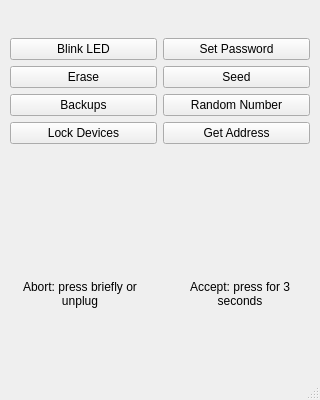
Old version of the form src/qt/ui/overview.ui in the repository jonasschnelli/dbb-app.
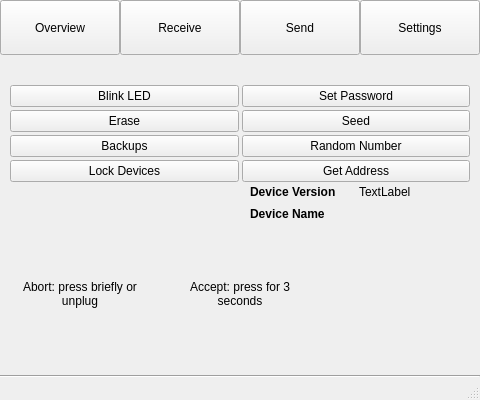
New version of the form. The open tabs and pages were chosen to show the change. Icons and pictures are not drawn.

Diff of the .ui file:
```diff
--- a/src/qt/ui/overview.ui
+++ b/src/qt/ui/overview.ui
@@ -6,19 +6,19 @@
    <rect>
     <x>0</x>
     <y>0</y>
-    <width>320</width>
+    <width>480</width>
     <height>400</height>
    </rect>
   </property>
   <property name="minimumSize">
    <size>
-    <width>320</width>
+    <width>480</width>
     <height>400</height>
    </size>
   </property>
   <property name="maximumSize">
    <size>
-    <width>320</width>
+    <width>480</width>
     <height>400</height>
    </size>
   </property>
@@ -39,9 +39,9 @@
     <property name="geometry">
      <rect>
       <x>0</x>
-      <y>0</y>
-      <width>320</width>
-      <height>380</height>
+      <y>50</y>
+      <width>480</width>
+      <height>330</height>
      </rect>
     </property>
     <property name="sizePolicy">
@@ -100,78 +100,6 @@
          </property>
         </widget>
        </item>
-       <item>
-        <layout class="QHBoxLayout" name="horizontalLayout3">
-         <property name="topMargin">
-          <number>0</number>
-         </property>
-         <property name="bottomMargin">
-          <number>5</number>
-         </property>
-         <item>
-          <widget class="QLabel" name="infoLabel_2">
-           <property name="font">
-            <font>
-             <weight>75</weight>
-             <bold>true</bold>
-            </font>
-           </property>
-           <property name="text">
-            <string>Device Version</string>
-           </property>
-           <property name="alignment">
-            <set>Qt::AlignLeading|Qt::AlignLeft|Qt::AlignVCenter</set>
-           </property>
-          </widget>
-         </item>
-         <item>
-          <widget class="QLabel" name="versionLabel">
-           <property name="text">
-            <string>TextLabel</string>
-           </property>
-           <property name="alignment">
-            <set>Qt::AlignLeading|Qt::AlignLeft|Qt::AlignVCenter</set>
-           </property>
-          </widget>
-         </item>
-        </layout>
-       </item>
-       <item>
-        <layout class="QHBoxLayout" name="horizontalLayout_4">
-         <property name="topMargin">
-          <number>0</number>
-         </property>
-         <property name="bottomMargin">
-          <number>15</number>
-         </property>
-         <item>
-          <widget class="QLabel" name="infoLabel_3">
-           <property name="font">
-            <font>
-             <weight>75</weight>
-             <bold>true</bold>
-            </font>
-           </property>
-           <property name="text">
-            <string>Device Name</string>
-           </property>
-           <property name="alignment">
-            <set>Qt::AlignLeading|Qt::AlignLeft|Qt::AlignVCenter</set>
-           </property>
-          </widget>
-         </item>
-         <item>
-          <widget class="QLabel" name="nameLabel">
-           <property name="text">
-            <string>TextLabel</string>
-           </property>
-           <property name="alignment">
-            <set>Qt::AlignLeading|Qt::AlignLeft|Qt::AlignVCenter</set>
-           </property>
-          </widget>
-         </item>
-        </layout>
-       </item>
        <item>
         <layout class="QHBoxLayout" name="horizontalLayout_5">
          <property name="topMargin">
@@ -481,11 +409,14 @@
        <rect>
         <x>0</x>
         <y>0</y>
-        <width>320</width>
-        <height>390</height>
+        <width>480</width>
+        <height>356</height>
        </rect>
       </property>
-      <layout class="QVBoxLayout" name="verticalLayout_4">
+      <layout class="QVBoxLayout" name="settingsMainLayout">
+       <property name="spacing">
+        <number>3</number>
+       </property>
        <property name="leftMargin">
         <number>10</number>
        </property>
@@ -594,6 +525,115 @@
          </item>
         </layout>
        </item>
+       <item>
+        <layout class="QHBoxLayout" name="horizontalLayout_2">
+         <item>
+          <layout class="QHBoxLayout" name="horizontalLayout3">
+           <property name="topMargin">
+            <number>0</number>
+           </property>
+           <property name="bottomMargin">
+            <number>5</number>
+           </property>
+           <item>
+            <spacer name="horizontalSpacer">
+             <property name="orientation">
+              <enum>Qt::Horizontal</enum>
+             </property>
+             <property name="sizeType">
+              <enum>QSizePolicy::Fixed</enum>
+             </property>
+             <property name="sizeHint" stdset="0">
+              <size>
+               <width>240</width>
+               <height>20</height>
+              </size>
+             </property>
+            </spacer>
+           </item>
+           <item>
+            <layout class="QVBoxLayout" name="verticalLayout_3">
+             <property name="rightMargin">
+              <number>5</number>
+             </property>
+             <item>
+              <layout class="QHBoxLayout" name="horizontalLayout3">
+               <property name="topMargin">
+                <number>0</number>
+               </property>
+               <property name="bottomMargin">
+                <number>5</number>
+               </property>
+               <item>
+                <widget class="QLabel" name="versionKeyLabel">
+                 <property name="font">
+                  <font>
+                   <weight>75</weight>
+                   <bold>true</bold>
+                  </font>
+                 </property>
+                 <property name="text">
+                  <string>Device Version</string>
+                 </property>
+                 <property name="alignment">
+                  <set>Qt::AlignLeading|Qt::AlignLeft|Qt::AlignVCenter</set>
+                 </property>
+                </widget>
+               </item>
+               <item>
+                <widget class="QLabel" name="versionLabel">
+                 <property name="text">
+                  <string>TextLabel</string>
+                 </property>
+                 <property name="alignment">
+                  <set>Qt::AlignLeading|Qt::AlignLeft|Qt::AlignVCenter</set>
+                 </property>
+                </widget>
+               </item>
+              </layout>
+             </item>
+             <item>
+              <layout class="QHBoxLayout" name="horizontalLayout3">
+               <property name="topMargin">
+                <number>0</number>
+               </property>
+               <property name="bottomMargin">
+                <number>5</number>
+               </property>
+               <item>
+                <widget class="QLabel" name="deviceNameKeyLabel">
+                 <property name="font">
+                  <font>
+                   <weight>75</weight>
+                   <bold>true</bold>
+                  </font>
+                 </property>
+                 <property name="text">
+                  <string>Device Name</string>
+                 </property>
+                 <property name="alignment">
+                  <set>Qt::AlignLeading|Qt::AlignLeft|Qt::AlignVCenter</set>
+                 </property>
+                </widget>
+               </item>
+               <item>
+                <widget class="QLabel" name="deviceNameLabel">
+                 <property name="text">
+                  <string/>
+                 </property>
+                 <property name="alignment">
+                  <set>Qt::AlignLeading|Qt::AlignLeft|Qt::AlignVCenter</set>
+                 </property>
+                </widget>
+               </item>
+              </layout>
+             </item>
+            </layout>
+           </item>
+          </layout>
+         </item>
+        </layout>
+       </item>
        <item>
         <spacer name="verticalSpacer">
          <property name="orientation">
@@ -746,6 +786,113 @@
      </property>
     </widget>
    </widget>
+   <widget class="QPushButton" name="overviewButton">
+    <property name="geometry">
+     <rect>
+      <x>0</x>
+      <y>0</y>
+      <width>120</width>
+      <height>55</height>
+     </rect>
+    </property>
+    <property name="text">
+     <string>Overview</string>
+    </property>
+    <property name="flat">
+     <bool>false</bool>
+    </property>
+   </widget>
+   <widget class="QPushButton" name="receiveButton">
+    <property name="geometry">
+     <rect>
+      <x>120</x>
+      <y>0</y>
+      <width>120</width>
+      <height>55</height>
+     </rect>
+    </property>
+    <property name="text">
+     <string>Receive</string>
+    </property>
+    <property name="flat">
+     <bool>false</bool>
+    </property>
+   </widget>
+   <widget class="Line" name="line">
+    <property name="geometry">
+     <rect>
+      <x>0</x>
+      <y>375</y>
+      <width>480</width>
+      <height>3</height>
+     </rect>
+    </property>
+    <property name="orientation">
+     <enum>Qt::Horizontal</enum>
+    </property>
+   </widget>
+   <widget class="QPushButton" name="sendButton">
+    <property name="geometry">
+     <rect>
+      <x>240</x>
+      <y>0</y>
+      <width>120</width>
+      <height>55</height>
+     </rect>
+    </property>
+    <property name="text">
+     <string>Send</string>
+    </property>
+    <property name="flat">
+     <bool>false</bool>
+    </property>
+   </widget>
+   <widget class="QPushButton" name="mainSettingsButton">
+    <property name="geometry">
+     <rect>
+      <x>360</x>
+      <y>0</y>
+      <width>120</width>
+      <height>55</height>
+     </rect>
+    </property>
+    <property name="text">
+     <string>Settings</string>
+    </property>
+    <property name="flat">
+     <bool>false</bool>
+    </property>
+   </widget>
+   <widget class="QPushButton" name="activeArrow">
+    <property name="enabled">
+     <bool>false</bool>
+    </property>
+    <property name="geometry">
+     <rect>
+      <x>52</x>
+      <y>39</y>
+      <width>16</width>
+      <height>16</height>
+     </rect>
+    </property>
+    <property name="text">
+     <string/>
+    </property>
+    <property name="icon">
+     <iconset>
+      <normaloff>:/theme/activearrow</normaloff>
+      <disabledoff>:/theme/activearrow</disabledoff>:/theme/activearrow</iconset>
+    </property>
+    <property name="iconSize">
+     <size>
+      <width>16</width>
+      <height>16</height>
+     </size>
+    </property>
+    <property name="flat">
+     <bool>true</bool>
+    </property>
+   </widget>
   </widget>
   <widget class="QStatusBar" name="statusbar"/>
  </widget>
```
Left out of the diff: 38 changed lines with no effect on the pictures.
